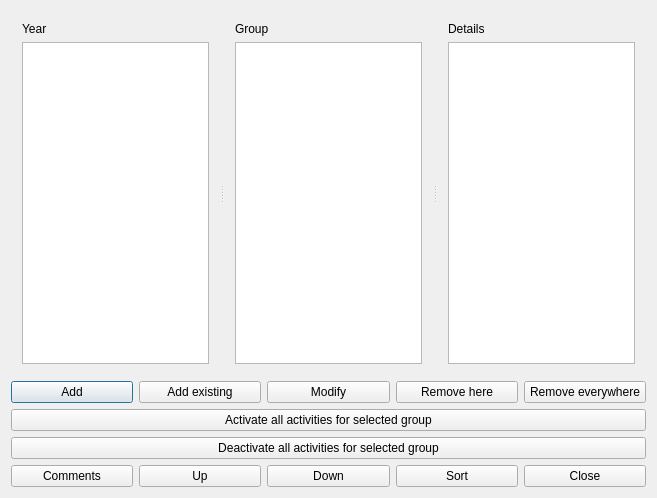
Old version of the form fet/src/interface/groupsform_template.ui in the repository vonmecheln/fet.
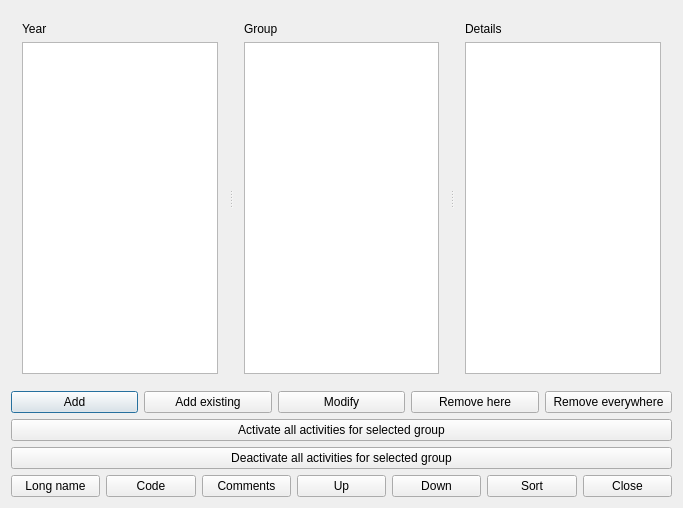
New version of the form.

The edit to the form file:
```diff
--- a/fet/src/interface/groupsform_template.ui
+++ b/fet/src/interface/groupsform_template.ui
@@ -6,8 +6,8 @@
    <rect>
     <x>0</x>
     <y>0</y>
-    <width>657</width>
-    <height>498</height>
+    <width>683</width>
+    <height>508</height>
    </rect>
   </property>
   <property name="windowTitle">
@@ -133,6 +133,20 @@
    </item>
    <item row="4" column="0">
     <layout class="QHBoxLayout" name="horizontalLayout">
+     <item>
+      <widget class="QPushButton" name="longNamePushButton">
+       <property name="text">
+        <string>Long name</string>
+       </property>
+      </widget>
+     </item>
+     <item>
+      <widget class="QPushButton" name="codePushButton">
+       <property name="text">
+        <string>Code</string>
+       </property>
+      </widget>
+     </item>
      <item>
       <widget class="QPushButton" name="commentsPushButton">
        <property name="text">
```
